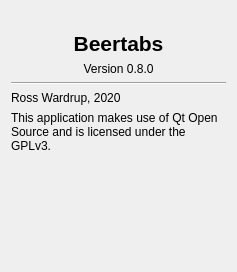
The window that src/about.ui (minorsecond/BuzzBot) describes before a commit, drawn with Qt 5.
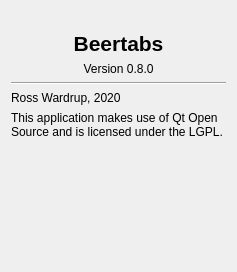
The same window after the commit. Icons and pictures are not drawn.

Commit message: Use LGPL

The edit to the form file:
```diff
--- a/src/about.ui
+++ b/src/about.ui
@@ -17,7 +17,7 @@
    <item row="5" column="0">
     <widget class="QLabel" name="acknowledgementsLabel">
      <property name="text">
-      <string>This application makes use of Qt Open Source and is licensed under the GPLv3.</string>
+      <string>This application makes use of Qt Open Source and is licensed under the LGPL.</string>
      </property>
      <property name="wordWrap">
       <bool>true</bool>
```
